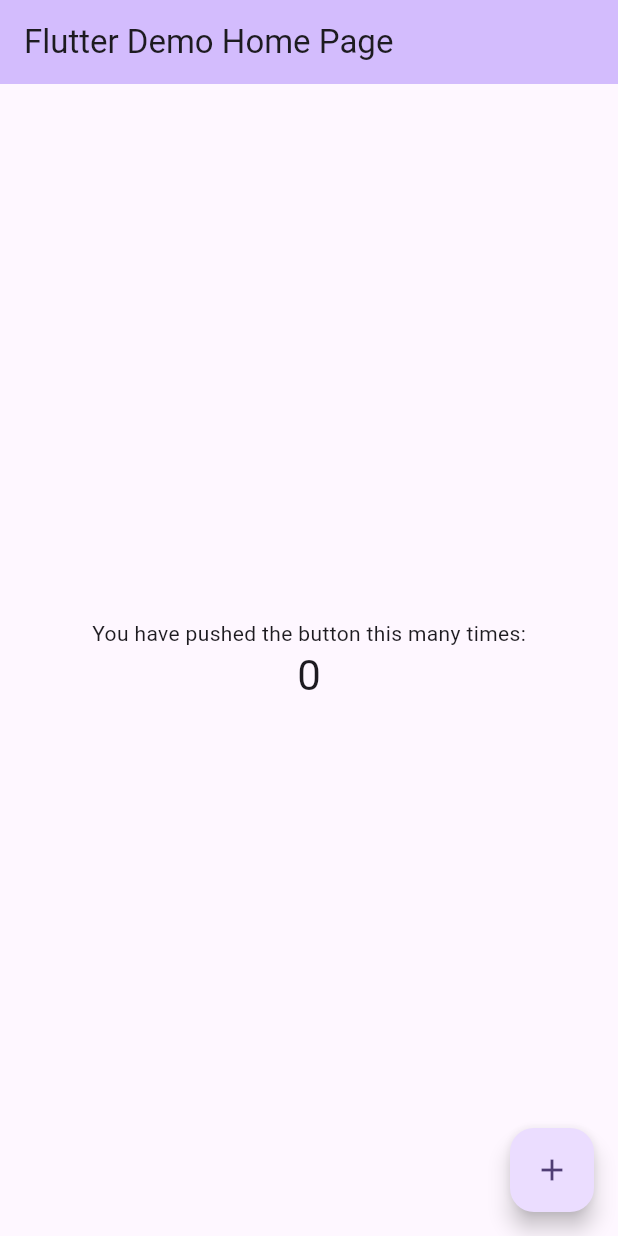
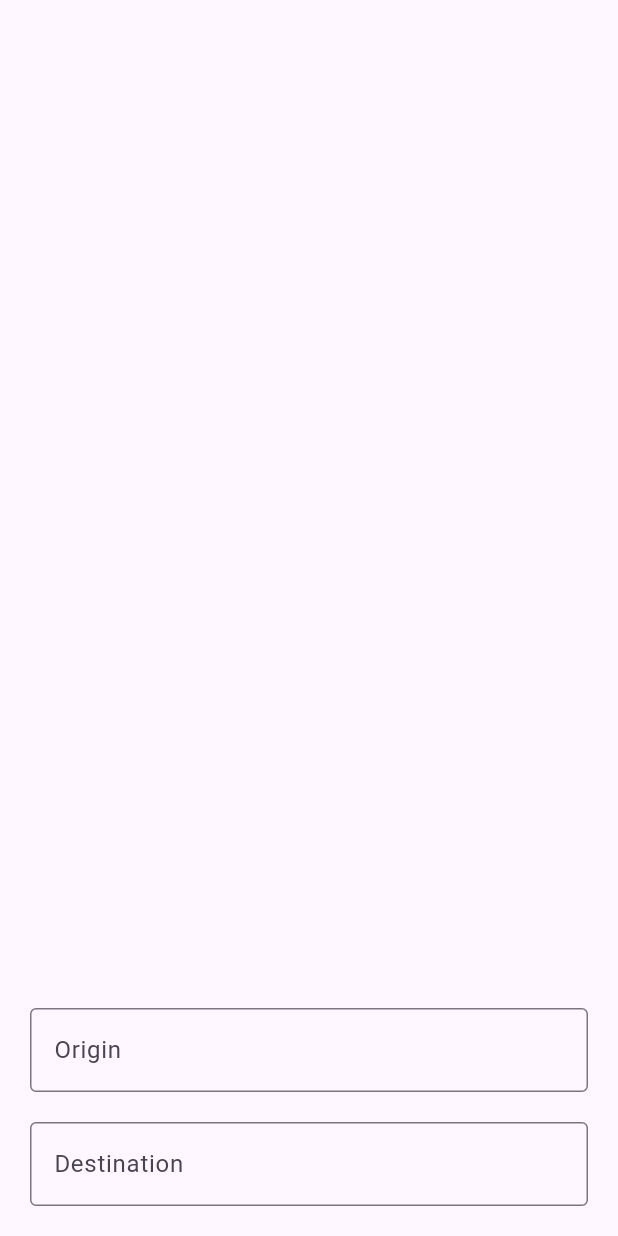
Before and after one commit to Joeweh/BreatheEasy, a Flutter app: the screen it shows after launch, on a phone screen of 412 x 824 dp. Run offline on Flutter 3.47's test engine with Material 3 defaults, Android fonts, the phone set to English and light mode, and no system bars; our stand-ins replace flutter_dotenv.

Commit message:
Add textboxes for origin and destination

```diff
--- a/lib/main.dart
+++ b/lib/main.dart
@@ -17,21 +17,6 @@
     return MaterialApp(
       title: 'Flutter Demo',
       theme: ThemeData(
-        // This is the theme of your application.
-        //
-        // TRY THIS: Try running your application with "flutter run". You'll see
-        // the application has a purple toolbar. Then, without quitting the app,
-        // try changing the seedColor in the colorScheme below to Colors.green
-        // and then invoke "hot reload" (save your changes or press the "hot
-        // reload" button in a Flutter-supported IDE, or press "r" if you used
-        // the command line to start the app).
-        //
-        // Notice that the counter didn't reset back to zero; the application
-        // state is not lost during the reload. To reset the state, use hot
-        // restart instead.
-        //
-        // This works for code too, not just values: Most code changes can be
-        // tested with just a hot reload.
         colorScheme: ColorScheme.fromSeed(seedColor: Colors.deepPurple),
         useMaterial3: true,
       ),
@@ -42,16 +27,6 @@
 
 class MyHomePage extends StatefulWidget {
   const MyHomePage({super.key, required this.title});
-
-  // This widget is the home page of your application. It is stateful, meaning
-  // that it has a State object (defined below) that contains fields that affect
-  // how it looks.
-
-  // This class is the configuration for the state. It holds the values (in this
-  // case the title) provided by the parent (in this case the App widget) and
-  // used by the build method of the State. Fields in a Widget subclass are
-  // always marked "final".
-
   final String title;
 
   @override
@@ -59,71 +34,59 @@
 }
 
 class _MyHomePageState extends State<MyHomePage> {
-  int _counter = 0;
+  @override
+  Widget build(BuildContext context) {
+    return Scaffold(
+      body: Container(
+        margin: EdgeInsets.all(10),
+        child: Column(
+          mainAxisAlignment: MainAxisAlignment.end,
+          children: [
+            StartLocation(),
+            EndLocation(),
+          ],
+        ),
+      )
+    );
+  }
+}
 
-  void _incrementCounter() {
-    setState(() {
-      // This call to setState tells the Flutter framework that something has
-      // changed in this State, which causes it to rerun the build method below
-      // so that the display can reflect the updated values. If we changed
-      // _counter without calling setState(), then the build method would not be
-      // called again, and so nothing would appear to happen.
-      _counter++;
-    });
-  }
+class StartLocation extends StatelessWidget {
+  const StartLocation({
+    super.key,
+  });
 
   @override
   Widget build(BuildContext context) {
-    // This method is rerun every time setState is called, for instance as done
-    // by the _incrementCounter method above.
-    //
-    // The Flutter framework has been optimized to make rerunning build methods
-    // fast, so that you can just rebuild anything that needs updating rather
-    // than having to individually change instances of widgets.
-    return Scaffold(
-      appBar: AppBar(
-        // TRY THIS: Try changing the color here to a specific color (to
-        // Colors.amber, perhaps?) and trigger a hot reload to see the AppBar
-        // change color while the other colors stay the same.
-        backgroundColor: Theme.of(context).colorScheme.inversePrimary,
-        // Here we take the value from the MyHomePage object that was created by
-        // the App.build method, and use it to set our appbar title.
-        title: Text(widget.title),
-      ),
-      body: Center(
-        // Center is a layout widget. It takes a single child and positions it
-        // in the middle of the parent.
-        child: Column(
-          // Column is also a layout widget. It takes a list of children and
-          // arranges them vertically. By default, it sizes itself to fit its
-          // children horizontally, and tries to be as tall as its parent.
-          //
-          // Column has various properties to control how it sizes itself and
-          // how it positions its children. Here we use mainAxisAlignment to
-          // center the children vertically; the main axis here is the vertical
-          // axis because Columns are vertical (the cross axis would be
-          // horizontal).
-          //
-          // TRY THIS: Invoke "debug painting" (choose the "Toggle Debug Paint"
-          // action in the IDE, or press "p" in the console), to see the
-          // wireframe for each widget.
-          mainAxisAlignment: MainAxisAlignment.center,
-          children: <Widget>[
-            const Text(
-              'You have pushed the button this many times:',
-            ),
-            Text(
-              '$_counter',
-              style: Theme.of(context).textTheme.headlineMedium,
-            ),
-          ],
+    return Container(
+      margin: EdgeInsets.all(10),
+      child: TextField(
+        obscureText: true,
+        decoration: InputDecoration(
+          border: OutlineInputBorder(),
+          labelText: 'Origin',
         ),
       ),
-      floatingActionButton: FloatingActionButton(
-        onPressed: _incrementCounter,
-        tooltip: 'Increment',
-        child: const Icon(Icons.add),
-      ), // This trailing comma makes auto-formatting nicer for build methods.
     );
   }
 }
+
+class EndLocation extends StatelessWidget {
+  const EndLocation({
+    super.key,
+  });
+
+  @override
+  Widget build(BuildContext context) {
+    return Container(
+      margin: EdgeInsets.all(10),
+      child: TextField(
+        obscureText: true,
+        decoration: InputDecoration(
+          border: OutlineInputBorder(),
+          labelText: 'Destination',
+        ),
+      ),
+    );
+  }
+}
```
